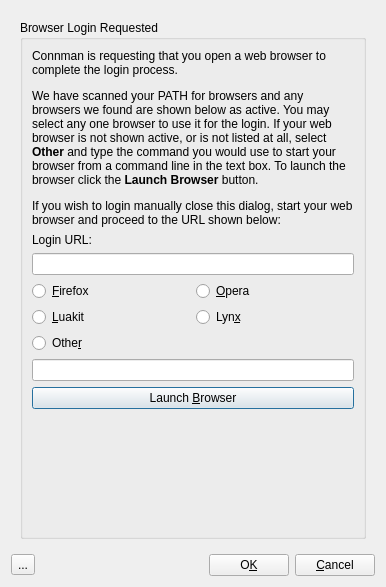
andrew-bibb/cmst, file apps/cmstapp/code/agent/ui/agent.ui: the form before one commit.
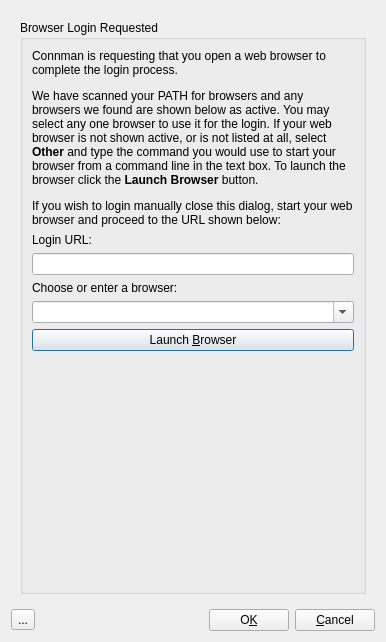
The form after the commit. The open tabs and pages were chosen to show the change. Icons and pictures are not drawn.

Commit message:
List browsers in a ComboBox, not Radio Buttons
This way we don't need to change the UI file to add a browser choice

Patch:
```diff
--- a/apps/cmstapp/code/agent/ui/agent.ui
+++ b/apps/cmstapp/code/agent/ui/agent.ui
@@ -7,7 +7,7 @@
     <x>0</x>
     <y>0</y>
     <width>386</width>
-    <height>587</height>
+    <height>642</height>
    </rect>
   </property>
   <property name="windowTitle">
@@ -286,6 +286,20 @@
           <string>Browser Login Requested</string>
          </property>
          <layout class="QGridLayout" name="gridLayout_7">
+          <item row="3" column="0">
+           <widget class="QComboBox" name="comboBox_browser">
+            <property name="editable">
+             <bool>true</bool>
+            </property>
+           </widget>
+          </item>
+          <item row="2" column="0">
+           <widget class="QLabel" name="label_browser">
+            <property name="text">
+             <string>Choose or enter a browser:</string>
+            </property>
+           </widget>
+          </item>
           <item row="0" column="0">
            <widget class="QLabel" name="label_browser_url">
             <property name="text">
@@ -320,71 +334,7 @@
             </item>
            </layout>
           </item>
-          <item row="2" column="0">
-           <layout class="QGridLayout" name="gridLayout_3">
-            <item row="0" column="0">
-             <widget class="QRadioButton" name="radioButton_firefox">
-              <property name="toolTip">
-               <string>&lt;html&gt;&lt;head/&gt;&lt;body&gt;&lt;p&gt;&lt;br/&gt;&lt;/p&gt;&lt;/body&gt;&lt;/html&gt;</string>
-              </property>
-              <property name="whatsThis">
-               <string>&lt;html&gt;&lt;head/&gt;&lt;body&gt;&lt;p&gt;Use  the Firefox browser.&lt;/p&gt;&lt;/body&gt;&lt;/html&gt;</string>
-              </property>
-              <property name="text">
-               <string>&amp;Firefox</string>
-              </property>
-             </widget>
-            </item>
-            <item row="0" column="1">
-             <widget class="QRadioButton" name="radioButton_opera">
-              <property name="whatsThis">
-               <string>&lt;html&gt;&lt;head/&gt;&lt;body&gt;&lt;p&gt;Use the Opera browser.&lt;/p&gt;&lt;/body&gt;&lt;/html&gt;</string>
-              </property>
-              <property name="text">
-               <string>&amp;Opera</string>
-              </property>
-             </widget>
-            </item>
-            <item row="1" column="0">
-             <widget class="QRadioButton" name="radioButton_luakit">
-              <property name="whatsThis">
-               <string>&lt;html&gt;&lt;head/&gt;&lt;body&gt;&lt;p&gt;Use the Luakit browser.&lt;/p&gt;&lt;/body&gt;&lt;/html&gt;</string>
-              </property>
-              <property name="text">
-               <string>&amp;Luakit</string>
-              </property>
-             </widget>
-            </item>
-            <item row="1" column="1">
-             <widget class="QRadioButton" name="radioButton_lynx">
-              <property name="whatsThis">
-               <string>&lt;html&gt;&lt;head/&gt;&lt;body&gt;&lt;p&gt;Use the Lynx (console mode) browser.&lt;/p&gt;&lt;/body&gt;&lt;/html&gt;</string>
-              </property>
-              <property name="text">
-               <string>Lyn&amp;x</string>
-              </property>
-             </widget>
-            </item>
-           </layout>
-          </item>
-          <item row="3" column="0">
-           <widget class="QRadioButton" name="radioButton_other">
-            <property name="whatsThis">
-             <string>&lt;html&gt;&lt;head/&gt;&lt;body&gt;&lt;p&gt;Login using a browser that is not listed.  Type the browser start command in the box below.&lt;/p&gt;&lt;/body&gt;&lt;/html&gt;</string>
-            </property>
-            <property name="text">
-             <string>Othe&amp;r</string>
-            </property>
-           </widget>
-          </item>
-          <item row="4" column="0">
-           <widget class="QLineEdit" name="lineEdit_other_browser">
-            <property name="whatsThis">
-             <string>&lt;html&gt;&lt;head/&gt;&lt;body&gt;&lt;p&gt;Type the browser start command here.&lt;/p&gt;&lt;/body&gt;&lt;/html&gt;</string>
-            </property>
-           </widget>
-          </item>
-          <item row="5" column="0">
+          <item row="6" column="0">
            <widget class="QPushButton" name="pushButton_launch_browser">
             <property name="whatsThis">
              <string>&lt;html&gt;&lt;head/&gt;&lt;body&gt;&lt;p&gt;Use this button to launch the selected browser. The browser will open at the page shown in the Login URL box.&lt;/p&gt;&lt;/body&gt;&lt;/html&gt;</string>
@@ -394,7 +344,7 @@
             </property>
            </widget>
           </item>
-          <item row="6" column="0">
+          <item row="7" column="0">
            <spacer name="verticalSpacer">
             <property name="orientation">
              <enum>Qt::Vertical</enum>
```
Left out of the diff: 4 changed lines with no effect on the pictures. The commit also changes 2 other files.
